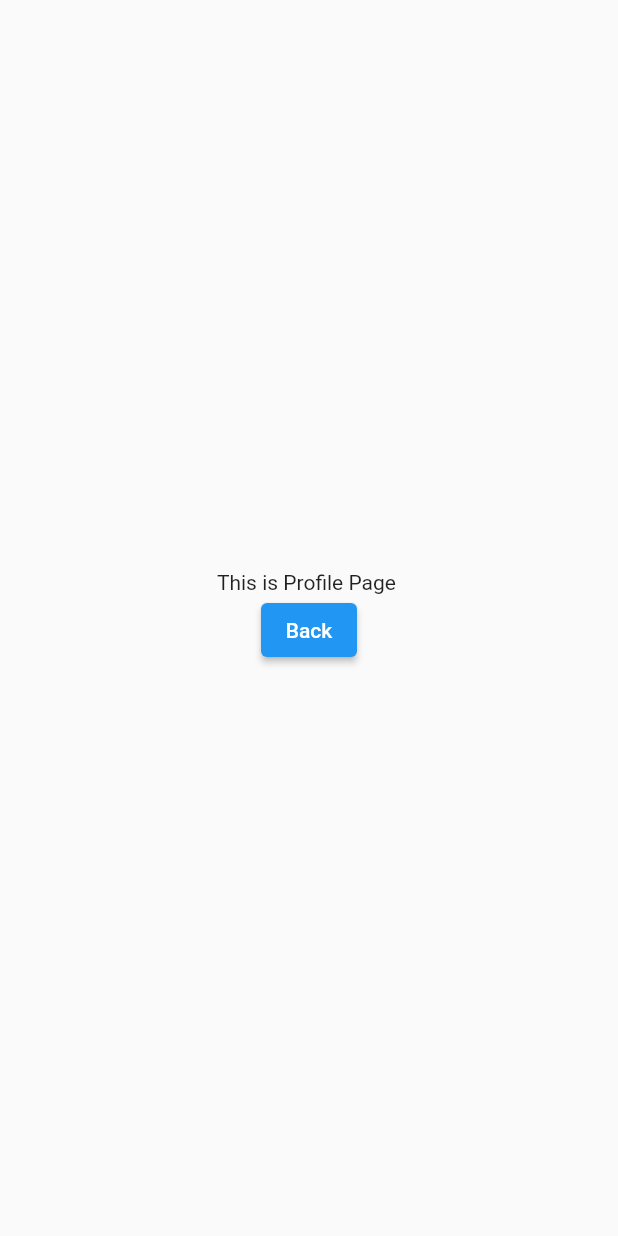
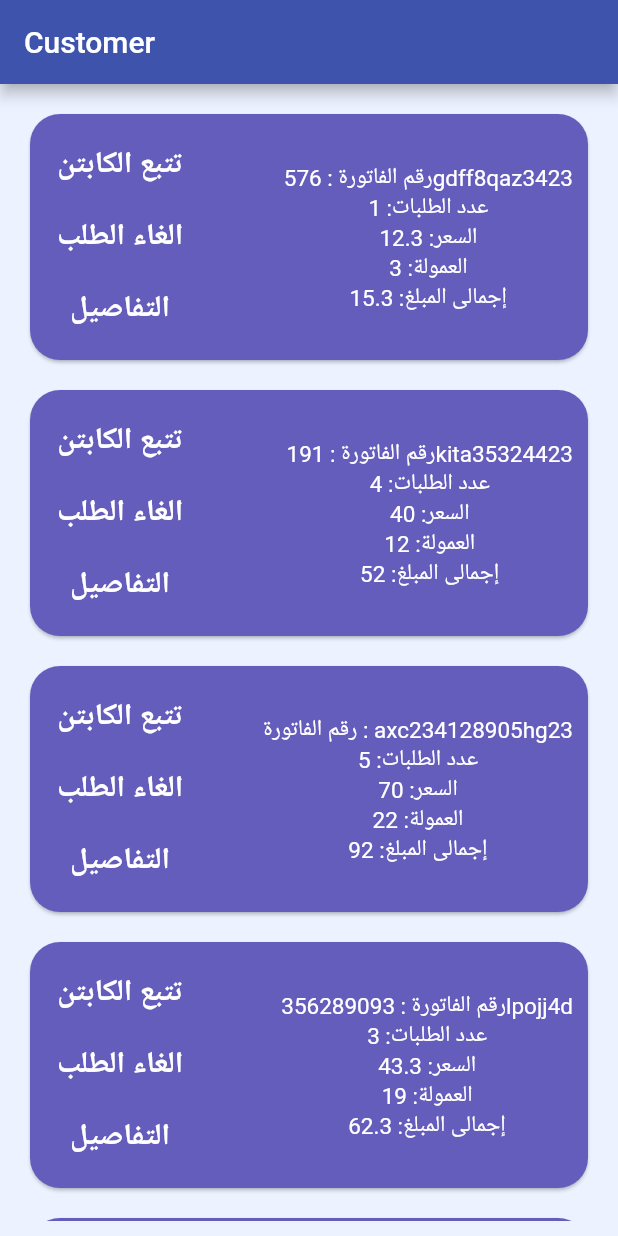
Before and after one commit to eng-mohamed-ibrahem/navigation, a Flutter app: the Profile screen opened directly, on a phone screen of 412 x 824 dp. Run offline on Flutter 3.47's test engine with Material 2 defaults, Android fonts, the phone set to English and light mode, and no system bars.

Commit message:
adding details page

```diff
--- /dev/null
+++ b/lib/customized/card_item.dart
@@ -0,0 +1,74 @@
+import 'package:flutter/material.dart';
+import 'package:navigation/customized/custom_text.dart';
+import '../dart_classes/order.dart';
+
+class CardItem extends StatelessWidget {
+  final Order order;
+
+  const CardItem({super.key, required this.order});
+
+  @override
+  Widget build(BuildContext context) {
+    return Card(
+      shape: RoundedRectangleBorder(borderRadius: BorderRadius.circular(20)),
+      color: const Color.fromRGBO(101, 93, 187, 1),
+      margin: const EdgeInsets.all(10),
+      child: Padding(
+        padding: const EdgeInsets.all(10),
+        child: Row(
+          mainAxisAlignment: MainAxisAlignment.spaceBetween,
+          children: [
+            Column(
+              mainAxisAlignment: MainAxisAlignment.spaceBetween,
+              children: const [
+                TextButton(
+                  onPressed: null,
+                  child: CustomText(data: 'تتبع الكابتن', tbtn: true),
+                ),
+                TextButton(
+                  onPressed: null,
+                  child: CustomText(
+                    data: 'الغاء الطلب',
+                    tbtn: true,
+                  ),
+                ),
+                TextButton(
+                  onPressed: null,
+                  child: CustomText(
+                    data: 'التفاصيل',
+                    tbtn: true,
+                  ),
+                ),
+              ],
+            ),
+            Column(
+              mainAxisAlignment: MainAxisAlignment.spaceBetween,
+              children: [
+                CustomText(
+                  data: 'رقم الفاتورة : ${order.pillNo}',
+                  tbtn: false,
+                ),
+                CustomText(
+                  data: 'عدد الطلبات: ${order.noOfItems}',
+                  tbtn: false,
+                ),
+                CustomText(
+                  data: 'السعر: ${order.price}',
+                  tbtn: false,
+                ),
+                CustomText(
+                  data: 'العمولة: ${order.commession}',
+                  tbtn: false,
+                ),
+                CustomText(
+                  data: 'إجمالى المبلغ: ${order.totalPrice}',
+                  tbtn: false,
+                ),
+              ],
+            ),
+          ],
+        ),
+      ),
+    );
+  }
+}
--- /dev/null
+++ b/lib/customized/custom_text.dart
@@ -0,0 +1,23 @@
+import 'package:flutter/material.dart';
+
+class CustomText extends StatelessWidget {
+  final bool tbtn;
+  final String data;
+  const CustomText({super.key, required this.data, required this.tbtn});
+
+  @override
+  Widget build(BuildContext context) {
+    return Text(
+      data,
+      softWrap: true,
+      style: tbtn
+          ? const TextStyle(
+              color: Colors.white,
+              fontSize: 20,
+              fontWeight: FontWeight.bold)
+          : const TextStyle(
+              color: Colors.white,
+              fontSize: 15),
+    );
+  }
+}
--- a/lib/customized/cutomized_edit_form_text.dart
+++ b/lib/customized/cutomized_edit_form_text.dart
@@ -32,10 +32,11 @@ class CustomizedTextFormField extends StatelessWidget {
   @override
   Widget build(BuildContext context) {
     return TextFormField(
+      style: const TextStyle(fontSize: 20),
       autovalidateMode: AutovalidateMode.onUserInteraction,
       onChanged: onChanged,
       maxLength: maxLength,
-      maxLines: maxLines,
+      maxLines: maxLines ?? 1,
       controller: controller,
       validator: validator,
       autofocus: autofocus ?? false,
--- /dev/null
+++ b/lib/dart_classes/order.dart
@@ -0,0 +1,14 @@
+class Order {
+  final String pillNo;
+  final num price;
+  final num commession;
+  final num totalPrice;
+  final int noOfItems;
+
+  const Order(
+      {required this.commession,
+      required this.price,
+      required this.noOfItems,
+      required this.pillNo})
+      : totalPrice = price + commession;
+}
--- a/lib/main.dart
+++ b/lib/main.dart
@@ -1,6 +1,6 @@
 import 'package:flutter/material.dart';
 import 'package:navigation/routes/signup.dart';
-import'/routes/login.dart';
+
 
 void main(List<String> args) {
   runApp(
--- a/lib/routes/profile.dart
+++ b/lib/routes/profile.dart
@@ -1,26 +1,40 @@
 import 'package:flutter/material.dart';
+import 'package:navigation/customized/card_item.dart';
+import 'package:navigation/dart_classes/order.dart';
 
 class Profile extends StatelessWidget {
   const Profile({super.key});
 
-
-
-
   @override
   Widget build(BuildContext context) {
     return Scaffold(
-      body: Center(
-        child: Column(
-          mainAxisAlignment: MainAxisAlignment.center,
-          // crossAxisAlignment: CrossAxisAlignment.center,
-          children:  [
-             const Text('This is Profile Page '),
-             ElevatedButton(onPressed: (){
-              Navigator.pop(context);
-             }, child: const Text('Back')),
-          ],
+      appBar: AppBar(
+        title: const Text('Customer'),
+        backgroundColor: const Color.fromRGBO(62, 84, 172, 1),
+      ),
+      body: Container(
+        color: const Color.fromRGBO(236, 242, 255, 1),
+        padding: const EdgeInsets.all(10),
+        child: ListView.builder(
+          itemBuilder: (context, index) {
+            return CardItem(order: orders[index]);
+          },
+          itemCount: orders.length,
         ),
       ),
     );
   }
 }
+
+List<Order> orders = [
+  const Order(
+      pillNo: '576gdff8qaz3423', noOfItems: 1, price: 12.3, commession: 3),
+  const Order(
+      pillNo: '191kita35324423', noOfItems: 4, price: 40, commession: 12),
+  const Order(
+      pillNo: 'axc234128905hg23', noOfItems: 5, price: 70, commession: 22),
+  const Order(
+      pillNo: '356289093lpojj4d', noOfItems: 3, price: 43.3, commession: 19),
+  const Order(
+      pillNo: '786gtsp543r24423', noOfItems: 1, price: 54, commession: 33),
+];
--- a/lib/routes/signup.dart
+++ b/lib/routes/signup.dart
@@ -1,4 +1,7 @@
+import 'dart:developer';
+
 import 'package:flutter/material.dart';
+import 'package:navigation/routes/profile.dart';
 
 import '../customized/cutomized_edit_form_text.dart';
 import '../utility_method/utility_methods.dart';
@@ -132,7 +135,13 @@ class _SignUptState extends State<SignUp> {
                 onPressed: () {
                   // check if every filed has evilated its conditions
                   if (_globalFormKey.currentState!.validate()) {
-                    // navigate to details page
+                    // navigate to profile page
+                    Navigator.pushAndRemoveUntil(
+                      context,
+                      MaterialPageRoute(
+                        builder: (context) => const Profile(),
+                      ),(route) => false,
+                    );
                   }
                 },
                 child: const Padding(
--- a/lib/utility_method/utility_methods.dart
+++ b/lib/utility_method/utility_methods.dart
@@ -1,31 +1,31 @@
-import 'dart:developer';
 
-
-String? emailValidated(String? input) {
-  if (input!.isEmpty) {
+// argument: email is empty String if no input is entered
+String? emailValidated(String? email) {
+  if (email!.isEmpty) {
     return 'Email cannot be left blank';
   } else if (!RegExp(
           r"^[a-zA-Z0-9.a-zA-Z0-9.!#$%&'*+-/=?^_`{|}~]+@[a-zA-Z0-9]+\.[a-zA-Z]+")
-      .hasMatch(input)) {
+      .hasMatch(email)) {
     return 'Enter a valid Email';
   }
   return null;
 }
 
+// argument: password is empty String if no input is entered
 String? passwordValidated(String? password) {
-  if(password!.isEmpty){
+  if (password!.isEmpty) {
     return 'Password cannot be left blank';
-  }else if(password.length < 8){
-      return 'Password must be at least 8 characters';
+  } else if (password.length < 8) {
+    return 'Password must be at least 8 characters';
   }
-   return null;
+  return null;
 }
 
+// argument: phone is empty String if no input is entered
 String? phoneValidated(String? phone) {
   if (phone!.isEmpty) {
     return 'Phone cannot be left blank';
   } else if (phone.length != 11) {
-    log('--- ${phone.length}');
     return 'Phone must be 11 digits';
   }
   return null;
```
